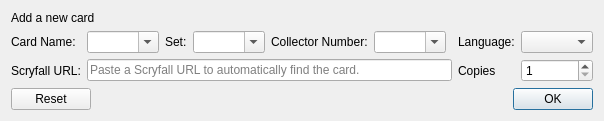
luziferius/MTGProxyPrinter, file mtg_proxy_printer/resources/ui/add_card_widget.ui: the form before one commit.
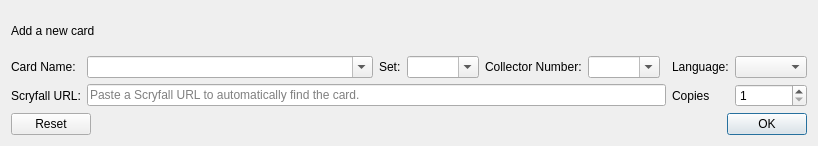
The form after the commit.

Commit message:
AddCardWidget: Limit the card name search box length. It was blown up by a card entry from Unhinged (the "longest card name ever Elemental"). The drop-down view now elides the text vor very long card names instead of increasing the minimum width to show everything.
FossilOrigin-Name: 608f1d627959201fd27601bdf01add51ca70cafbfcf43aad2c3a00dadce986a9

Diff of the .ui file:
```diff
--- a/mtg_proxy_printer/resources/ui/add_card_widget.ui
+++ b/mtg_proxy_printer/resources/ui/add_card_widget.ui
@@ -2,6 +2,14 @@
 <ui version="4.0">
  <class>AddCardWidget</class>
  <widget class="QWidget" name="AddCardWidget">
+  <property name="geometry">
+   <rect>
+    <x>0</x>
+    <y>0</y>
+    <width>683</width>
+    <height>146</height>
+   </rect>
+  </property>
   <layout class="QGridLayout" name="gridLayout">
    <item row="2" column="0">
     <widget class="QLabel" name="scryfall_url_label">
@@ -79,6 +87,15 @@
      <property name="editable">
       <bool>true</bool>
      </property>
+     <property name="insertPolicy">
+      <enum>QComboBox::NoInsert</enum>
+     </property>
+     <property name="sizeAdjustPolicy">
+      <enum>QComboBox::AdjustToMinimumContentsLength</enum>
+     </property>
+     <property name="minimumContentsLength">
+      <number>32</number>
+     </property>
     </widget>
    </item>
    <item row="2" column="1" colspan="6">
```
